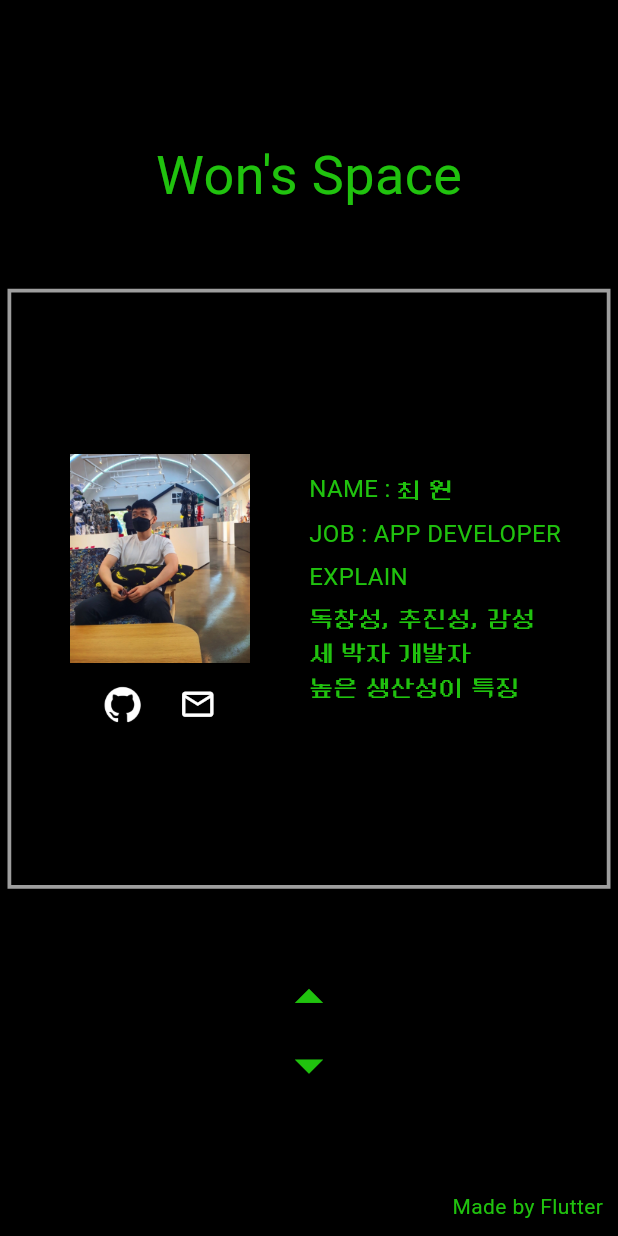
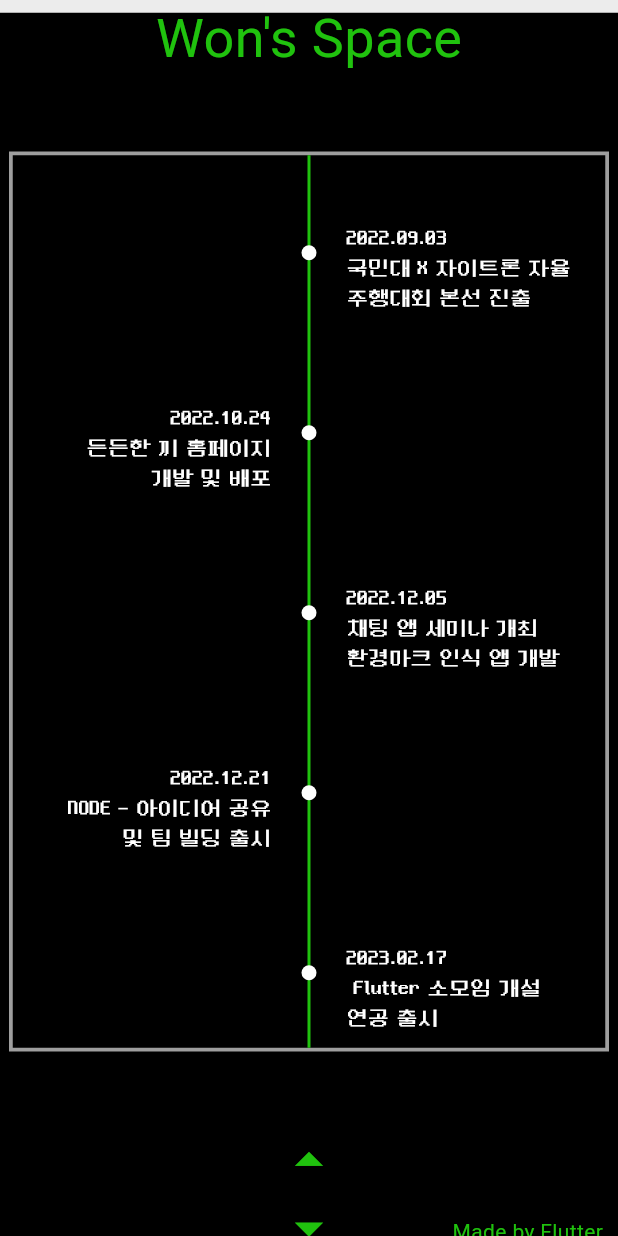
Before and after one commit to k984530/Homepage, a Flutter app: the screen it shows after launch, on a phone screen of 412 x 824 dp. Run offline on Flutter 3.47's test engine with Material 3 defaults, Android fonts, the phone set to English and light mode, and no system bars; our stand-ins replace animated_text_kit, carousel_slider, get, glassmorphism, google_fonts, lottie and 1 more; missing offline and left inert: dart:js; Roboto replaces fonts that are missing (Silkscreen).

Commit message:
[ADD] History

```diff
--- a/lib/Palate.dart
+++ b/lib/Palate.dart
@@ -4,4 +4,5 @@ import 'package:flutter/material.dart';
 
 class Palate {
   static Color PhoneColor = Colors.blueGrey;
+  static Color CodingColor = Color.fromARGB(255, 32, 194, 14);
 }
--- a/lib/Screens/First/Components/History.dart
+++ b/lib/Screens/First/Components/History.dart
@@ -1,73 +1,169 @@
 import 'package:flutter/material.dart';
-import 'package:google_fonts/google_fonts.dart';
 
-double pointSize = 17;
-Color pointColor = Colors.grey.shade50;
-History() => Positioned(
-      bottom: 50,
-      right: 450,
-      width: 300,
+import '../../../Palate.dart';
+
+Stack History() => Stack(
+      alignment: Alignment.center,
+      children: [
+        Container(
           height: 600,
-      child: Stack(
-        children: [
+          width: 2,
+          color: Palate.CodingColor,
+        ),
         Positioned(
-            left: 8,
-            top: 20,
-            child: Container(
-              height: 600,
-              width: 1,
-              color: Colors.grey.shade50,
-            ),
-          ),
-          SingleChildScrollView(
+          child: SingleChildScrollView(
             child: Column(
               children: [
-                ...HistoryContent('2022.10\nNFC & QR PAY 든든한끼'),
-                ...HistoryContent('2022.10\nNFC & QR PAY 든든한끼'),
+                SizedBox(
+                  height: 25,
+                ),
+                rightHistory("2022.09.03\n국민대 X 자이트론 자율주행대회 본선 진출"),
+                SizedBox(
+                  height: 40,
+                ),
+                leftHistory("2022.10.24\n든든한 끼 홈페이지\n개발 및 배포"),
+                SizedBox(
+                  height: 40,
+                ),
+                rightHistory("2022.12.05\n채팅 앱 세미나 개최\n환경마크 인식 앱 개발"),
+                SizedBox(
+                  height: 40,
+                ),
+                leftHistory("2022.12.21\nNODE - 아이디어 공유 및 팀 빌딩 출시"),
+                SizedBox(
+                  height: 40,
+                ),
+                rightHistory("2023.02.17\n Flutter 소모임 개설\n연공 출시"),
+                SizedBox(
+                  height: 40,
+                ),
+                leftHistory("2023.03.20\n교내 Git 세미나 개최"),
+                SizedBox(
+                  height: 40,
+                ),
+                rightHistory("2023.04.23\ndlu2회사 - PoppinCat\n 인턴"),
+                SizedBox(
+                  height: 40,
+                ),
+                leftHistory("2023.05.30\nSW중심대학\n공동해커톤 참여"),
+                SizedBox(
+                  height: 40,
+                ),
+                rightHistory("2023.05.31\nSW Startup Challenge\n장려상 수상"),
+                SizedBox(
+                  height: 40,
+                ),
+                leftHistory("2023.07.29\nCrypto Trend 출시"),
+                SizedBox(
+                  height: 40,
+                ),
+                rightHistory("2023.08.01\n대한민국 SW융합해커톤\n본선 진출"),
+                SizedBox(
+                  height: 40,
+                ),
+                leftHistory("2023.08.05\nU300 최종 선정\n교육부장관 인증서수여"),
+                SizedBox(
+                  height: 40,
+                ),
+                rightHistory("2023.08.25\n전국 스마트IoT\n경진대회 우수 논문상"),
+                SizedBox(
+                  height: 40,
+                ),
+                leftHistory("2023.09.20\n의료 빅데이터 활용 AI 해커톤\n우수상 수상"),
+                SizedBox(
+                  height: 40,
+                ),
+                rightHistory("2023.09.27\n관광데이터 활용 공모전\n장려상 수상"),
+                SizedBox(
+                  height: 40,
+                ),
+                leftHistory("2023.11.12\n콘텐츠 유니버스 코리아 해커톤\n본선 진출"),
+                SizedBox(
+                  height: 40,
+                ),
+                rightHistory("2023.11.20\n부산 해양데이터 해커톤\n본선 진출"),
+                SizedBox(
+                  height: 40,
+                ),
+                leftHistory("2023.11.24\n SW창업경진대회\n우수상 수상"),
+                SizedBox(
+                  height: 40,
+                ),
               ],
             ),
           ),
+        ),
       ],
-      ),
     );
 
-HistoryContent(String content) => [
-      Row(
+rightHistory(String content) => Stack(
+      alignment: Alignment.center,
       children: [
         Container(
-            width: pointSize,
-            height: pointSize,
-            margin: EdgeInsets.only(right: 15),
+          width: 10,
+          height: 10,
           decoration: BoxDecoration(
-              color: pointColor,
-              borderRadius: BorderRadius.circular(13),
+            color: Colors.white,
+            borderRadius: BorderRadius.circular(
+              5,
             ),
           ),
-          ClipRRect(
-            borderRadius: BorderRadius.circular(10),
+        ),
+        Positioned(
           child: Container(
-              padding: EdgeInsets.symmetric(
-                horizontal: 10,
-                vertical: 5,
-              ),
-              decoration: BoxDecoration(
-                color: Colors.white24,
-                borderRadius: BorderRadius.circular(10),
-                border: Border.all(
-                  color: Colors.white38,
-                ),
+            width: 150,
+            height: 60,
+            margin: EdgeInsets.only(
+              left: 200,
+              top: 20,
             ),
             child: Text(
               content,
-                style: GoogleFonts.nanumGothic(
+              style: TextStyle(
+                fontFamily: 'NeoDunggeunmoPro',
+                fontWeight: FontWeight.w400,
                 color: Colors.white,
+                fontSize: 14,
               ),
             ),
           ),
         ),
       ],
+    );
+
+leftHistory(String content) => Stack(
+      alignment: Alignment.center,
+      children: [
+        Container(
+          width: 10,
+          height: 10,
+          decoration: BoxDecoration(
+            color: Colors.white,
+            borderRadius: BorderRadius.circular(
+              5,
             ),
-      SizedBox(
-        height: 50,
           ),
-    ];
+        ),
+        Positioned(
+          child: Container(
+            width: 150,
+            height: 60,
+            margin: EdgeInsets.only(
+              right: 200,
+              top: 20,
+            ),
+            alignment: Alignment.topRight,
+            child: Text(
+              content,
+              textAlign: TextAlign.end,
+              style: TextStyle(
+                fontFamily: 'NeoDunggeunmoPro',
+                fontWeight: FontWeight.w400,
+                color: Colors.white,
+                fontSize: 14,
+              ),
+            ),
+          ),
+        ),
+      ],
+    );
--- a/lib/Screens/First/ProfileScreen.dart
+++ b/lib/Screens/First/ProfileScreen.dart
@@ -6,6 +6,7 @@ import 'package:animated_text_kit/animated_text_kit.dart';
 import 'package:flutter/material.dart';
 import 'package:flutter/services.dart';
 import 'package:flutterweb/Data/HorIndex.dart';
+import 'package:flutterweb/Palate.dart';
 import 'package:flutterweb/Screens/First/Components/History.dart';
 import 'package:flutterweb/Screens/First/Components/SkillSet.dart';
 import 'package:flutterweb/Screens/First/Portfolios/PortfolioData.dart';
@@ -41,6 +42,7 @@ class _ProfileScreenState extends State<ProfileScreen> {
     super.dispose();
   }
 
+  int i = 1;
   Color FontColor = Color.fromARGB(255, 32, 194, 14);
   @override
   Widget build(BuildContext context) {
@@ -66,15 +68,21 @@ class _ProfileScreenState extends State<ProfileScreen> {
             SizedBox(
               height: 50,
             ),
-            Container(
-              height: 400,
-              width: w > 600 ? 600 : w - 10,
+            AnimatedContainer(
+              duration: Duration(milliseconds: 200),
+              height: i % 2 == 0 ? 400 : 600,
+              width: i % 2 == 0
+                  ? w > 600
+                      ? 600
+                      : w - 10
+                  : 400,
               alignment: Alignment.center,
               decoration: BoxDecoration(
                 color: Colors.black,
                 border: Border.all(color: Colors.grey, width: 2.5),
               ),
-              child: Row(
+              child: i % 2 == 0
+                  ? Row(
                       children: [
                         Expanded(
                           flex: 1,
@@ -93,8 +101,8 @@ class _ProfileScreenState extends State<ProfileScreen> {
                                 children: [
                                   InkWell(
                                     onTap: () {
-                                js.context.callMethod(
-                                    "open", ["https://github.com/k984530"]);
+                                      js.context.callMethod("open",
+                                          ["https://github.com/k984530"]);
                                     },
                                     child: Image.asset(
                                       'assets/git.png',
@@ -187,13 +195,18 @@ class _ProfileScreenState extends State<ProfileScreen> {
                           ),
                         ),
                       ],
-              ),
+                    )
+                  : History(),
             ),
             SizedBox(
               height: 50,
             ),
             InkWell(
-              onTap: () {},
+              onTap: () {
+                setState(() {
+                  i++;
+                });
+              },
               child: Icon(
                 Icons.arrow_drop_up_sharp,
                 color: Color.fromARGB(255, 32, 194, 14),
@@ -201,7 +214,11 @@ class _ProfileScreenState extends State<ProfileScreen> {
               ),
             ),
             InkWell(
-              onTap: () {},
+              onTap: () {
+                setState(() {
+                  i--;
+                });
+              },
               child: Icon(
                 Icons.arrow_drop_down_sharp,
                 color: Color.fromARGB(255, 32, 194, 14),
```
Also changed, not shown: 1 other file. Lines whose indentation alone changed are shown as unchanged.
